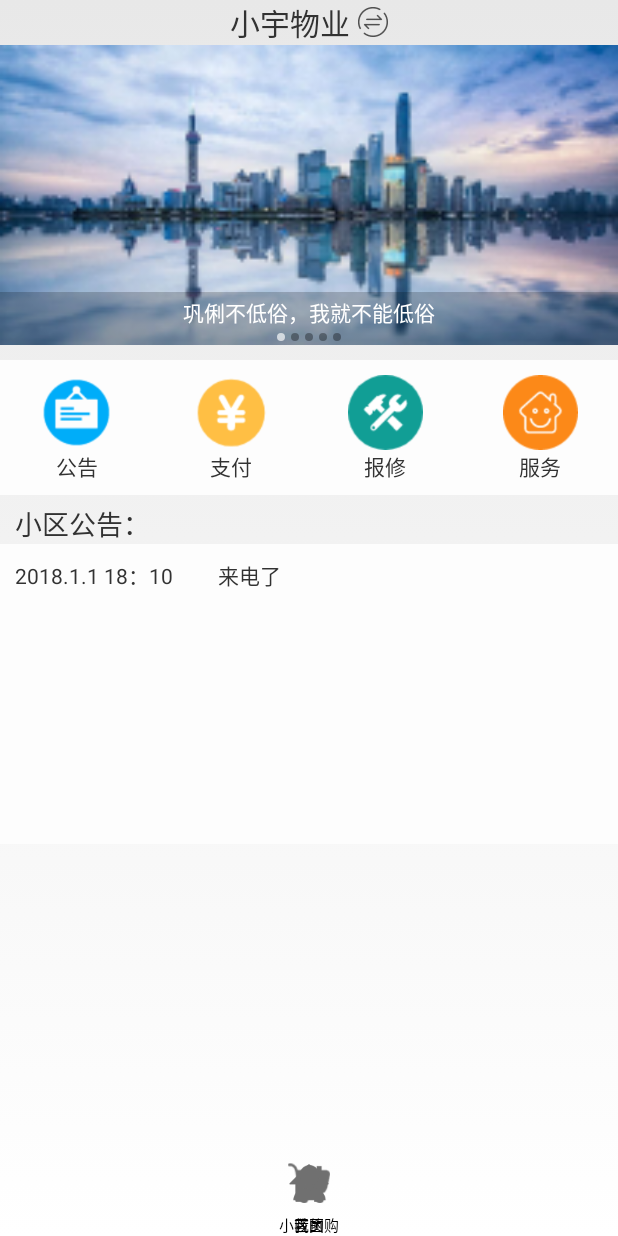
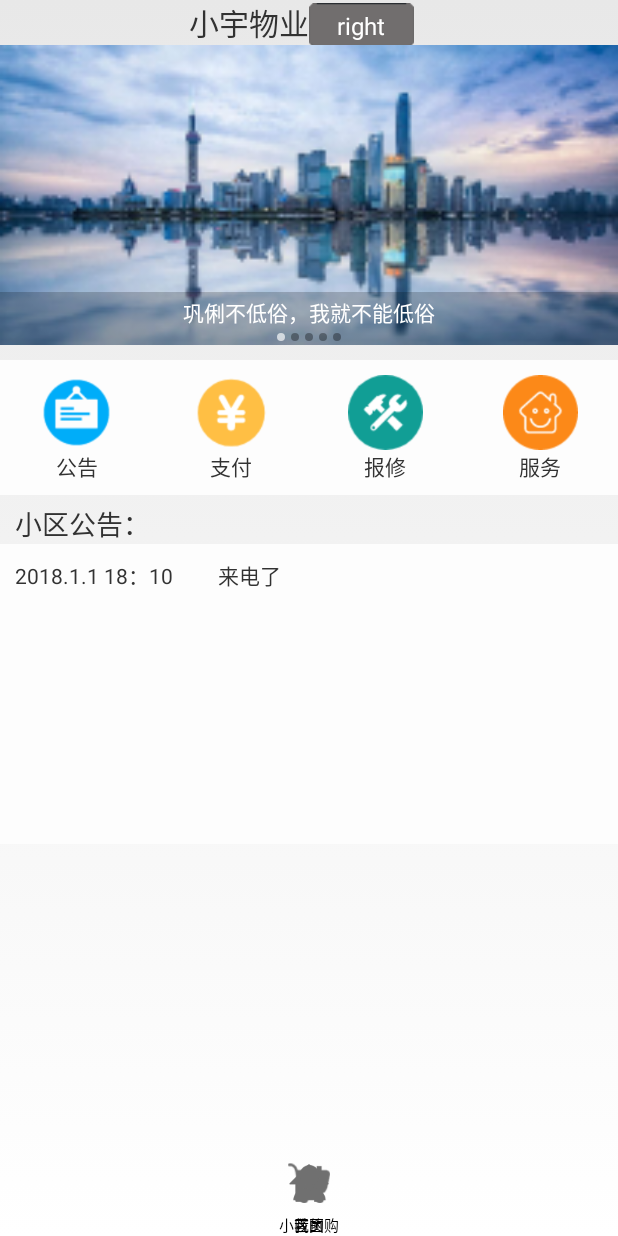
Before and after one commit to zhangbaiwan666/Myproperty, an Android app: the MainFragment screen opened directly, with no data from a screen before it, on a phone screen of 412 x 824 dp. Run offline under Robolectric (Android 15) with nearby library versions, the phone set to English and light mode, and no system bars; 2 statements that could not run were skipped.

Commit message:
main fragment change property pop

```diff
--- a/app/src/main/java/cottee/myproperty/fragment/MainFragment.java
+++ b/app/src/main/java/cottee/myproperty/fragment/MainFragment.java
@@ -7,6 +7,7 @@ import android.content.Context;
 import android.content.DialogInterface;
 import android.content.Intent;
 import android.content.SharedPreferences;
+import android.graphics.drawable.ColorDrawable;
 import android.os.Bundle;
 import android.os.Handler;
 import android.os.Message;
@@ -15,17 +16,24 @@ import android.support.v4.view.PagerAdapter;
 import android.support.v4.view.ViewPager;
 import android.view.LayoutInflater;
 import android.view.MenuItem;
+import android.view.MotionEvent;
 import android.view.View;
 import android.view.ViewGroup;
+import android.widget.AdapterView;
 import android.widget.Button;
 import android.widget.ImageView;
 import android.widget.LinearLayout;
+import android.widget.ListView;
 import android.widget.PopupMenu;
+import android.widget.PopupWindow;
+import android.widget.RelativeLayout;
+import android.widget.SimpleAdapter;
 import android.widget.TextView;
 import android.widget.Toast;
 
 import java.util.ArrayList;
 import java.util.HashMap;
+import java.util.List;
 import java.util.Map;
 import java.util.concurrent.Executors;
 import java.util.concurrent.ScheduledExecutorService;
@@ -38,18 +46,22 @@ import cottee.myproperty.activity.TabLessActivity;
 import cottee.myproperty.listener.NoDoubleClickListener;
 
 public class MainFragment extends Fragment {
-	private Button bt_property;
 	private Button bt_checkout;
 	private Button bt_placard;
+	private TextView tvRight;
 	private static Map<String,Activity> destoryMap = new HashMap<>();
 	private boolean click=true;
-	private Button btn_change_pro; private int imageIds[];
+	private int imageIds[];
 	private String[] titles;
 	private ArrayList<ImageView> images;
 	private ArrayList<View> dots;
 	private TextView title;
 	private ViewPager mViewPager;
 	private ViewPagerAdapter adapter;
+	private PopupWindow popRight;
+	private View layoutRight;
+	private ListView menulistRight;
+	private List<Map<String, String>> listRight;
 
 	private int oldPosition = 0;//记录上一次点的位置
 	private int currentItem; //当前页面
@@ -66,7 +78,6 @@ public class MainFragment extends Fragment {
 							 Bundle savedInstanceState) {
 		inflate = inflater.inflate(R.layout.fragment_main, null);
 		bt_checkout = (Button) inflate.findViewById(R.id.bt_checkout);
-		btn_change_pro = (Button) inflate.findViewById(R.id.btn_change_pro);
 		bt_property_server = (Button) inflate.findViewById(R.id.bt_property_server);
 		bt_placard = (Button) inflate.findViewById(R.id.bt_placard);
 		bt_payFee = (Button)inflate.findViewById(R.id.bt_payFee);
@@ -74,7 +85,19 @@ public class MainFragment extends Fragment {
 		ll_placard = (LinearLayout) inflate.findViewById(R.id.ll_placard);
 		pop();
 		initEven();
+		initParam();
 		return inflate;
+	}
+	private void initParam() {
+		tvRight = (TextView) inflate.findViewById(R.id.tv_right);
+		tvRight.setOnClickListener(myListener);
+		// 初始化数据项
+		listRight = new ArrayList<Map<String, String>>();
+		for (int i = 1; i < 10; i++) {
+			HashMap<String, String> mapTemp = new HashMap<String, String>();
+			mapTemp.put("item", "right " + i);
+			listRight.add(mapTemp);
+		}
 	}
 
 	private void initEven() {
@@ -90,12 +113,6 @@ public class MainFragment extends Fragment {
 			@Override
 			public void onNoDoubleClick(View view) {
 
-			}
-		});
-		btn_change_pro.setOnClickListener(new View.OnClickListener() {
-			@Override
-			public void onClick(View view) {
-				showPopupMenu(btn_change_pro);
 			}
 		});
 		bt_repair.setOnClickListener(new View.OnClickListener() {
@@ -275,6 +292,81 @@ public class MainFragment extends Fragment {
 				}
 
 			};
+	private View.OnClickListener myListener = new View.OnClickListener() {
+
+		@Override
+		public void onClick(View v) {
+			switch (v.getId()) {
+
+				case R.id.tv_right:
+					if (popRight != null && popRight.isShowing()) {
+						popRight.dismiss();
+					} else {
+						layoutRight = getLayoutInflater().inflate(
+								R.layout.pop_menulist, null);
+						menulistRight = (ListView) layoutRight
+								.findViewById(R.id.menulist);
+						SimpleAdapter listAdapter = new SimpleAdapter(
+								getContext(), listRight, R.layout.pop_menuitem,
+								new String[] { "item" },
+								new int[] { R.id.menuitem });
+						menulistRight.setAdapter(listAdapter);
+
+						// 点击listview中item的处理
+						menulistRight
+								.setOnItemClickListener(new AdapterView.OnItemClickListener() {
+
+									@Override
+									public void onItemClick(AdapterView<?> arg0,
+															View arg1, int arg2, long arg3) {
+										String strItem = listRight.get(arg2).get(
+												"item");
+										tvRight.setText(strItem);
+
+										if (popRight != null && popRight.isShowing()) {
+											popRight.dismiss();
+										}
+									}
+								});
+
+						popRight = new PopupWindow(layoutRight, tvRight.getWidth(),
+								ViewGroup.LayoutParams.WRAP_CONTENT);
+
+						ColorDrawable cd = new ColorDrawable(-0000);
+						popRight.setBackgroundDrawable(cd);
+						popRight.setAnimationStyle(R.style.PopupAnimation);
+						popRight.update();
+						popRight.setInputMethodMode(PopupWindow.INPUT_METHOD_NEEDED);
+						popRight.setTouchable(true); // 设置popupwindow可点击
+						popRight.setOutsideTouchable(true); // 设置popupwindow外部可点击
+						popRight.setFocusable(true); // 获取焦点
+
+						// 设置popupwindow的位置
+						int topBarHeight = 30;
+						popRight.showAsDropDown(tvRight, 0,
+								(topBarHeight - tvRight.getHeight()) / 2);
+
+						popRight.setTouchInterceptor(new View.OnTouchListener() {
+
+							@Override
+							public boolean onTouch(View v, MotionEvent event) {
+								// 如果点击了popupwindow的外部，popupwindow也会消失
+								if (event.getAction() == MotionEvent.ACTION_OUTSIDE) {
+									popRight.dismiss();
+									return true;
+								}
+								return false;
+							}
+						});
+					}
+					break;
+
+				default:
+					break;
+			}
+		}
+
+	};
 
 			@Override
 			public void onStop() {
--- a/app/src/main/java/cottee/myproperty/widgets/PopListButton.java
+++ b/app/src/main/java/cottee/myproperty/widgets/PopListButton.java
@@ -20,7 +20,6 @@ import java.util.List;
 
 import cottee.myproperty.R;
 
-@SuppressLint("AppCompatCustomView")
 public class PopListButton extends Button implements View.OnClickListener {
 
 	// 声明上下文对象
--- /dev/null
+++ b/app/src/main/res/anim/fade_in.xml
@@ -0,0 +1,20 @@
+<?xml version="1.0" encoding="utf-8"?>
+<set xmlns:android="http://schemas.android.com/apk/res/android" >
+
+    <scale
+        android:duration="300"
+        android:fromXScale="1.0"
+        android:toXScale="1.0"
+        android:fromYScale="0.5"
+        android:toYScale="1.0"
+        android:pivotX="0%"
+        android:pivotY="0%"
+         />
+
+    <alpha
+        android:duration="300"
+        android:fromAlpha="0.0"
+        android:interpolator="@android:anim/decelerate_interpolator"
+        android:toAlpha="1.0" />
+
+</set>
--- /dev/null
+++ b/app/src/main/res/anim/fade_out.xml
@@ -0,0 +1,20 @@
+<?xml version="1.0" encoding="utf-8"?>
+<set xmlns:android="http://schemas.android.com/apk/res/android" >
+
+    <scale
+        android:duration="300"
+        android:fromXScale="1.0"
+        android:toXScale="1.0"
+        android:fromYScale="1.0"
+        android:toYScale="0.5"
+        android:pivotX="0%"
+        android:pivotY="0%"
+         />
+
+    <alpha
+        android:duration="300"
+        android:fromAlpha="1.0"
+        android:interpolator="@android:anim/accelerate_interpolator"
+        android:toAlpha="0.0" />
+
+</set>
--- /dev/null
+++ b/app/src/main/res/drawable/btn_selector_pop.xml
@@ -0,0 +1,8 @@
+<?xml version="1.0" encoding="utf-8"?>
+<selector xmlns:android="http://schemas.android.com/apk/res/android">
+
+    <item android:drawable="@drawable/spinner_top_down" android:state_pressed="true"/>
+    <item android:drawable="@drawable/spinner_top_down" android:state_focused="true"/>
+    <item android:drawable="@drawable/spinner_top"/>
+
+</selector>
--- a/app/src/main/res/layout/fragment_main.xml
+++ b/app/src/main/res/layout/fragment_main.xml
@@ -16,14 +16,18 @@
             android:layout_height="30dp"
             android:text="小宇物业"
             android:textSize="20dp" />
-        <Button
-            android:id="@+id/btn_change_pro"
-            android:layout_marginLeft="5dp"
-            android:layout_width="20dp"
-            android:layout_height="20dp"
-            android:layout_gravity="center_vertical"
-            android:background="@drawable/switch_house"
-            />
+        <TextView
+            android:id="@+id/tv_right"
+            android:layout_width="70dip"
+            android:layout_height="30dip"
+            android:layout_alignParentRight="true"
+            android:layout_marginRight="10dip"
+            android:background="@drawable/btn_selector_pop"
+            android:clickable="true"
+            android:gravity="center"
+            android:text="right"
+            android:textColor="@android:color/white"
+            android:textSize="16sp" />
     </LinearLayout>
    <!--<ImageView-->
        <!--android:layout_width="match_parent"-->
--- a/app/src/main/res/values/styles.xml
+++ b/app/src/main/res/values/styles.xml
@@ -25,5 +25,9 @@
         <item name="textAllCaps">false</item>
         <item name="android:textSize">14sp</item>
     </style>
+    <style name="PopupAnimation">
+        <item name="android:windowEnterAnimation">@anim/fade_in</item>
+        <item name="android:windowExitAnimation">@anim/fade_out</item>
+    </style>
 
 </resources>
```
Also changed, not shown: app/src/main/res/drawable-v24/bg_list_item_pop.xml (added, +10 -0 lines), app/src/main/res/drawable/shape_bg_pop.xml (added, +15 -0 lines), app/src/main/res/layout/pop_menuitem.xml (added, +14 -0 lines), app/src/main/res/layout/pop_menulist.xml (added, +17 -0 lines), app/src/main/res/drawable/bk_item_pressed.png (added), app/src/main/res/drawable/mm_trans.png (added), app/src/main/res/drawable/spinner_top.png (added), app/src/main/res/drawable/spinner_top_down.png (added).
